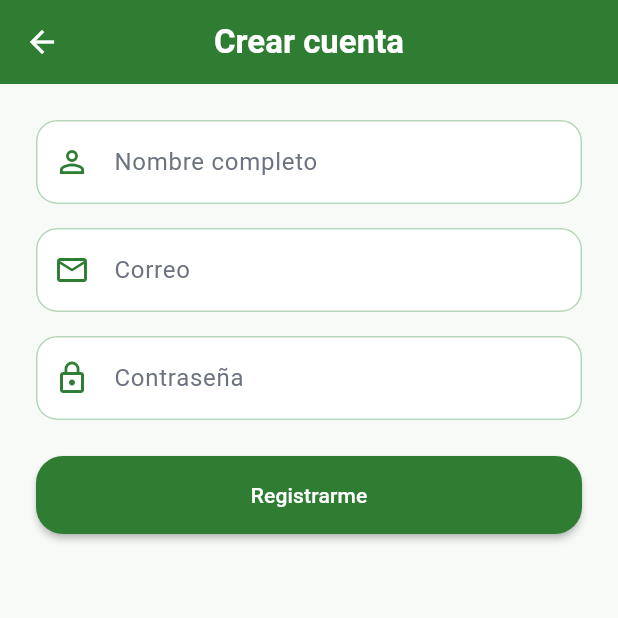
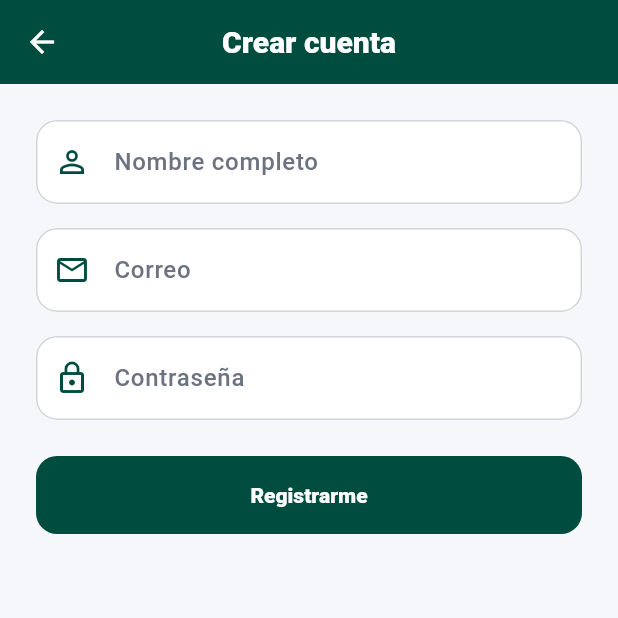
Before and after one commit to JofreTiconaPlata/LaMadrigueraApp, a Flutter app: the screen it shows after launch, after a tap on "Iniciar sesión", after a tap on "Crear cuenta nueva", on a phone screen of 412 x 824 dp, the top half of it. Run offline on Flutter 3.47's test engine with Material 3 defaults, Android fonts, the phone set to English and light mode, and no system bars; our stand-ins replace dio, flutter_map, flutter_riverpod, latlong2, shared_preferences; network calls fail.

Commit message:
style: unificar paleta azul petroleo en la app

```diff
--- a/lib/app/theme/app_colors.dart
+++ b/lib/app/theme/app_colors.dart
@@ -1,12 +1,36 @@
 import 'package:flutter/material.dart';
 
 class AppColors {
-  static const Color primary = Color(0xFF6D4C41);
-  static const Color secondary = Color(0xFFD7CCC8);
-  static const Color background = Color(0xFFF5F5F5);
-  static const Color surface = Colors.white;
-  static const Color textPrimary = Color(0xFF212121);
-  static const Color textSecondary = Color(0xFF757575);
-  static const Color success = Color(0xFF2E7D32);
-  static const Color error = Color(0xFFC62828);
+  AppColors._();
+
+  // Color principal único del sistema
+  static const Color primary = Color(0xFF004D40);
+  static const Color primaryDark = Color(0xFF004D40);
+  static const Color secondary = Color(0xFF004D40);
+  static const Color accent = Color(0xFF004D40);
+
+  // Compatibilidad con nombres antiguos
+  static const Color primaryGreen = primary;
+  static const Color darkGreen = primary;
+  static const Color accentGreen = primary;
+
+  // Fondos y superficies
+  static const Color background = Color(0xFFF5F7FA);
+  static const Color surface = Color(0xFFFFFFFF);
+  static const Color card = Color(0xFFFFFFFF);
+
+  // Textos
+  static const Color textPrimary = Color(0xFF1F2937);
+  static const Color textSecondary = Color(0xFF6B7280);
+  static const Color textMuted = Color(0xFF94A3B8);
+
+  // Mapa / marcadores
+  static const Color parkingMarker = primary;
+  static const Color mapBorder = Color(0x33004D40);
+
+  // Estados
+  static const Color success = primary;
+  static const Color warning = Color(0xFFB7791F);
+  static const Color error = Color(0xFFB91C1C);
+  static const Color danger = error;
 }
--- a/lib/app/theme/app_theme.dart
+++ b/lib/app/theme/app_theme.dart
@@ -1,85 +1,196 @@
 import 'package:flutter/material.dart';
+import 'package:la_madriguera/app/theme/app_colors.dart';
 
 class AppTheme {
-  static const Color primaryGreen = Color(0xFF2E7D32);
-  static const Color darkGreen = Color(0xFF1B5E20);
-  static const Color lightGreen = Color(0xFFE8F5E9);
-  static const Color background = Color(0xFFF7FAF7);
-  static const Color surface = Colors.white;
-  static const Color textPrimary = Color(0xFF1F2937);
-  static const Color textSecondary = Color(0xFF6B7280);
+  AppTheme._();
+
+  // Compatibilidad con código existente
+  static const Color primaryGreen = AppColors.primary;
+  static const Color darkGreen = AppColors.primary;
+  static const Color accentGreen = AppColors.primary;
+
+  static const Color primary = AppColors.primary;
+  static const Color primaryDark = AppColors.primary;
+  static const Color turquoise = AppColors.primary;
+  static const Color parkingMarker = AppColors.primary;
+
+  static const Color background = AppColors.background;
+  static const Color surface = AppColors.surface;
+  static const Color textPrimary = AppColors.textPrimary;
+  static const Color textSecondary = AppColors.textSecondary;
+  static const Color success = AppColors.success;
+  static const Color error = AppColors.error;
 
   static ThemeData get lightTheme {
     return ThemeData(
       useMaterial3: true,
-      scaffoldBackgroundColor: background,
-      colorScheme: ColorScheme.fromSeed(
-        seedColor: primaryGreen,
-        primary: primaryGreen,
-        secondary: lightGreen,
-        surface: surface,
+      scaffoldBackgroundColor: AppColors.background,
+      primaryColor: AppColors.primary,
+      colorScheme: const ColorScheme.light(
+        primary: AppColors.primary,
+        secondary: AppColors.primary,
+        tertiary: AppColors.primary,
+        surface: AppColors.surface,
+        error: AppColors.error,
+        onPrimary: Colors.white,
+        onSecondary: Colors.white,
+        onSurface: AppColors.textPrimary,
+        onError: Colors.white,
       ),
+
       appBarTheme: const AppBarTheme(
-        backgroundColor: primaryGreen,
+        centerTitle: true,
+        elevation: 0,
+        backgroundColor: AppColors.primary,
         foregroundColor: Colors.white,
-        elevation: 0,
-        centerTitle: true,
+        iconTheme: IconThemeData(color: Colors.white),
+        titleTextStyle: TextStyle(
+          color: Colors.white,
+          fontSize: 20,
+          fontWeight: FontWeight.w800,
+        ),
       ),
-      drawerTheme: const DrawerThemeData(backgroundColor: surface),
+
+      drawerTheme: const DrawerThemeData(backgroundColor: AppColors.surface),
+
+      bottomNavigationBarTheme: const BottomNavigationBarThemeData(
+        backgroundColor: AppColors.primary,
+        selectedItemColor: Colors.white,
+        unselectedItemColor: Colors.white70,
+        type: BottomNavigationBarType.fixed,
+        selectedLabelStyle: TextStyle(
+          fontWeight: FontWeight.w800,
+          fontSize: 12,
+        ),
+        unselectedLabelStyle: TextStyle(
+          fontWeight: FontWeight.w500,
+          fontSize: 12,
+        ),
+      ),
+
+      navigationBarTheme: NavigationBarThemeData(
+        backgroundColor: AppColors.primary,
+        indicatorColor: Colors.white.withValues(alpha: 0.16),
+        labelTextStyle: WidgetStateProperty.resolveWith((states) {
+          final selected = states.contains(WidgetState.selected);
+          return TextStyle(
+            color: selected ? Colors.white : Colors.white70,
+            fontWeight: selected ? FontWeight.w800 : FontWeight.w500,
+            fontSize: 12,
+          );
+        }),
+        iconTheme: WidgetStateProperty.resolveWith((states) {
+          final selected = states.contains(WidgetState.selected);
+          return IconThemeData(color: selected ? Colors.white : Colors.white70);
+        }),
+      ),
+
       cardTheme: CardThemeData(
-        color: surface,
+        color: AppColors.surface,
         elevation: 2,
-        shadowColor: Colors.black12,
+        shadowColor: AppColors.primary.withValues(alpha: 0.12),
         shape: RoundedRectangleBorder(borderRadius: BorderRadius.circular(18)),
       ),
+
+      elevatedButtonTheme: ElevatedButtonThemeData(
+        style: ElevatedButton.styleFrom(
+          backgroundColor: AppColors.primary,
+          foregroundColor: Colors.white,
+          elevation: 0,
+          textStyle: const TextStyle(fontWeight: FontWeight.w800),
+          shape: RoundedRectangleBorder(
+            borderRadius: BorderRadius.circular(14),
+          ),
+        ),
+      ),
+
+      outlinedButtonTheme: OutlinedButtonThemeData(
+        style: OutlinedButton.styleFrom(
+          foregroundColor: AppColors.primary,
+          side: const BorderSide(color: AppColors.primary, width: 1.3),
+          shape: RoundedRectangleBorder(
+            borderRadius: BorderRadius.circular(14),
+          ),
+        ),
+      ),
+
+      textButtonTheme: TextButtonThemeData(
+        style: TextButton.styleFrom(
+          foregroundColor: AppColors.primary,
+          textStyle: const TextStyle(fontWeight: FontWeight.w700),
+        ),
+      ),
+
+      floatingActionButtonTheme: const FloatingActionButtonThemeData(
+        backgroundColor: AppColors.primary,
+        foregroundColor: Colors.white,
+      ),
+
       inputDecorationTheme: InputDecorationTheme(
         filled: true,
         fillColor: Colors.white,
-        labelStyle: const TextStyle(color: textSecondary),
-        prefixIconColor: primaryGreen,
+        labelStyle: const TextStyle(
+          color: AppColors.textSecondary,
+          fontWeight: FontWeight.w500,
+        ),
+        hintStyle: const TextStyle(color: AppColors.textMuted),
+        prefixIconColor: AppColors.primary,
+        suffixIconColor: AppColors.primary,
         border: OutlineInputBorder(
           borderRadius: BorderRadius.circular(14),
-          borderSide: const BorderSide(color: Color(0xFFB7D6B9)),
+          borderSide: const BorderSide(color: Color(0xFFD1D5DB)),
         ),
         enabledBorder: OutlineInputBorder(
           borderRadius: BorderRadius.circular(14),
-          borderSide: const BorderSide(color: Color(0xFFB7D6B9)),
+          borderSide: const BorderSide(color: Color(0xFFD1D5DB)),
         ),
         focusedBorder: OutlineInputBorder(
           borderRadius: BorderRadius.circular(14),
-          borderSide: const BorderSide(color: primaryGreen, width: 1.6),
+          borderSide: const BorderSide(color: AppColors.primary, width: 1.8),
+        ),
+        errorBorder: OutlineInputBorder(
+          borderRadius: BorderRadius.circular(14),
+          borderSide: const BorderSide(color: AppColors.error),
+        ),
+        focusedErrorBorder: OutlineInputBorder(
+          borderRadius: BorderRadius.circular(14),
+          borderSide: const BorderSide(color: AppColors.error, width: 1.8),
         ),
       ),
-      elevatedButtonTheme: ElevatedButtonThemeData(
-        style: ElevatedButton.styleFrom(
-          backgroundColor: primaryGreen,
-          foregroundColor: Colors.white,
-          elevation: 2,
-          minimumSize: const Size.fromHeight(52),
-          shape: RoundedRectangleBorder(
-            borderRadius: BorderRadius.circular(18),
-          ),
-        ),
+
+      textSelectionTheme: const TextSelectionThemeData(
+        cursorColor: AppColors.primary,
+        selectionColor: Color(0x33004D40),
+        selectionHandleColor: AppColors.primary,
       ),
-      textButtonTheme: TextButtonThemeData(
-        style: TextButton.styleFrom(
-          foregroundColor: primaryGreen,
-          textStyle: const TextStyle(fontWeight: FontWeight.w600),
-        ),
+
+      progressIndicatorTheme: const ProgressIndicatorThemeData(
+        color: AppColors.primary,
       ),
-      iconTheme: const IconThemeData(color: primaryGreen),
-      textTheme: const TextTheme(
-        headlineLarge: TextStyle(
-          color: textPrimary,
-          fontWeight: FontWeight.bold,
-        ),
-        headlineMedium: TextStyle(
-          color: textPrimary,
-          fontWeight: FontWeight.bold,
-        ),
-        titleLarge: TextStyle(color: textPrimary, fontWeight: FontWeight.w700),
-        bodyLarge: TextStyle(color: textPrimary),
-        bodyMedium: TextStyle(color: textSecondary),
+
+      checkboxTheme: CheckboxThemeData(
+        fillColor: WidgetStateProperty.resolveWith((states) {
+          if (states.contains(WidgetState.selected)) {
+            return AppColors.primary;
+          }
+          return Colors.white;
+        }),
+        checkColor: WidgetStateProperty.all(Colors.white),
+      ),
+
+      switchTheme: SwitchThemeData(
+        thumbColor: WidgetStateProperty.resolveWith((states) {
+          if (states.contains(WidgetState.selected)) {
+            return AppColors.primary;
+          }
+          return Colors.white;
+        }),
+        trackColor: WidgetStateProperty.resolveWith((states) {
+          if (states.contains(WidgetState.selected)) {
+            return AppColors.primary.withValues(alpha: 0.35);
+          }
+          return const Color(0xFFE5E7EB);
+        }),
       ),
     );
   }
--- a/lib/features/admin/presentation/pages/admin_dashboard_page.dart
+++ b/lib/features/admin/presentation/pages/admin_dashboard_page.dart
@@ -1,4 +1,5 @@
 import 'package:flutter/material.dart';
+import 'package:la_madriguera/app/theme/app_theme.dart';
 
 class AdminDashboardPage extends StatelessWidget {
   const AdminDashboardPage({super.key});
@@ -10,7 +11,7 @@ class AdminDashboardPage extends StatelessWidget {
         padding: const EdgeInsets.all(18),
         child: Column(
           children: [
-            Icon(icon, size: 38, color: Color(0xFF2E7D32)),
+            Icon(icon, size: 38, color: AppTheme.primary),
             const SizedBox(height: 8),
             Text(
               value,
--- a/lib/features/auth/presentation/pages/login_page.dart
+++ b/lib/features/auth/presentation/pages/login_page.dart
@@ -1,4 +1,5 @@
 import 'package:flutter/material.dart';
+import 'package:la_madriguera/app/theme/app_theme.dart';
 import 'package:flutter_riverpod/flutter_riverpod.dart';
 import 'package:la_madriguera/app/router/route_names.dart';
 import 'package:la_madriguera/features/auth/presentation/providers/login_provider.dart';
@@ -61,7 +62,7 @@ class _LoginPageState extends ConsumerState<LoginPage> {
                     const Icon(
                       Icons.local_parking,
                       size: 90,
-                      color: Color(0xFF2E7D32),
+                      color: AppTheme.primary,
                     ),
                     const SizedBox(height: 12),
                     const Text(
--- a/lib/features/historial/presentation/pages/historial_page.dart
+++ b/lib/features/historial/presentation/pages/historial_page.dart
@@ -1,4 +1,5 @@
 import 'package:flutter/material.dart';
+import 'package:la_madriguera/app/theme/app_theme.dart';
 import 'package:flutter_riverpod/flutter_riverpod.dart';
 import 'package:la_madriguera/features/salidas_cobros/data/datasources/salidas_cobros_remote_datasource.dart';
 import 'package:la_madriguera/features/salidas_cobros/data/models/salida_cobro_dto.dart';
@@ -83,7 +84,7 @@ class HistorialPage extends ConsumerWidget {
                 padding: const EdgeInsets.all(24),
                 children: const [
                   SizedBox(height: 120),
-                  Icon(Icons.history, size: 72, color: Color(0xFF2E7D32)),
+                  Icon(Icons.history, size: 72, color: AppTheme.primary),
                   SizedBox(height: 16),
                   Text(
                     'No hay operaciones registradas',
--- a/lib/features/ingresos/presentation/pages/registrar_ingreso_page.dart
+++ b/lib/features/ingresos/presentation/pages/registrar_ingreso_page.dart
@@ -149,7 +149,7 @@ class _RegistrarIngresoPageState extends ConsumerState<RegistrarIngresoPage> {
                         value: vehiculo.id,
                         child: Text(
                           '${vehiculo.placa} - ${vehiculo.tipo}'
-                          '${vehiculo.marca == null ? '' : ' • ${vehiculo.marca}'}',
+                          '${vehiculo.marca == null ? '' : ' � ${vehiculo.marca}'}',
                         ),
                       );
                     }).toList(),
--- a/lib/features/parqueos/presentation/pages/crear_parqueo_page.dart
+++ b/lib/features/parqueos/presentation/pages/crear_parqueo_page.dart
@@ -191,7 +191,7 @@ class _CrearParqueoPageState extends State<CrearParqueoPage> {
                       height: 56,
                       child: Container(
                         decoration: BoxDecoration(
-                          color: AppTheme.primaryGreen,
+                          color: AppTheme.primary,
                           borderRadius: BorderRadius.circular(16),
                           boxShadow: const [
                             BoxShadow(
--- a/lib/features/parqueos/presentation/pages/detalle_parqueo_page.dart
+++ b/lib/features/parqueos/presentation/pages/detalle_parqueo_page.dart
@@ -1,4 +1,5 @@
 import 'package:flutter/material.dart';
+import 'package:la_madriguera/app/theme/app_theme.dart';
 import 'package:flutter_riverpod/flutter_riverpod.dart';
 import 'package:la_madriguera/features/parqueos/data/datasources/parqueos_remote_datasource.dart';
 import 'package:la_madriguera/features/parqueos/data/models/parqueo_dto.dart';
@@ -72,7 +73,7 @@ class DetalleParqueoPage extends ConsumerWidget {
                 child: const Icon(
                   Icons.local_parking,
                   size: 100,
-                  color: Color(0xFF2E7D32),
+                  color: AppTheme.primary,
                 ),
               ),
               const SizedBox(height: 20),
--- a/lib/features/qr/presentation/pages/qr_tiempo_page.dart
+++ b/lib/features/qr/presentation/pages/qr_tiempo_page.dart
@@ -1,4 +1,5 @@
 import 'package:flutter/material.dart';
+import 'package:la_madriguera/app/theme/app_theme.dart';
 import 'package:flutter_riverpod/flutter_riverpod.dart';
 import 'package:la_madriguera/app/router/route_names.dart';
 import 'package:la_madriguera/features/ingresos/data/datasources/ingresos_remote_datasource.dart';
@@ -92,7 +93,7 @@ class QrTiempoPage extends ConsumerWidget {
                     const Icon(
                       Icons.qr_code_2,
                       size: 80,
-                      color: Color(0xFF2E7D32),
+                      color: AppTheme.primary,
                     ),
                     const SizedBox(height: 16),
                     const Text(
--- a/lib/features/reservas/presentation/widgets/reserva_activa_card.dart
+++ b/lib/features/reservas/presentation/widgets/reserva_activa_card.dart
@@ -170,7 +170,7 @@ class _ReservaActivaCardState extends State<ReservaActivaCard> {
           ),
           const SizedBox(height: 4),
           Text(
-            '${reserva.tipoVehiculo} • Placa ${reserva.placa}',
+            '${reserva.tipoVehiculo} � Placa ${reserva.placa}',
             style: const TextStyle(color: AppTheme.textSecondary),
           ),
           const SizedBox(height: 4),
--- a/lib/features/salidas_cobros/presentation/pages/salidas_cobros_page.dart
+++ b/lib/features/salidas_cobros/presentation/pages/salidas_cobros_page.dart
@@ -1,4 +1,5 @@
 import 'package:flutter/material.dart';
+import 'package:la_madriguera/app/theme/app_theme.dart';
 import 'package:flutter_riverpod/flutter_riverpod.dart';
 import 'package:la_madriguera/features/ingresos/data/datasources/ingresos_remote_datasource.dart';
 import 'package:la_madriguera/features/ingresos/data/models/ingreso_dto.dart';
@@ -143,7 +144,7 @@ class _CobroPageState extends ConsumerState<CobroPage> {
           return ListView(
             padding: const EdgeInsets.all(24),
             children: [
-              const Icon(Icons.payments, size: 90, color: Color(0xFF2E7D32)),
+              const Icon(Icons.payments, size: 90, color: AppTheme.primary),
               const SizedBox(height: 20),
               const Text(
                 'Resumen de pago',
```
Also changed, not shown: lib/features/dashboard/presentation/pages/dashboard_page.dart (+13 -21 lines), lib/features/espacios/presentation/pages/espacios_page.dart (+6 -5 lines), lib/features/perfil/presentation/pages/perfil_page.dart (+4 -3 lines), lib/features/tarifas/presentation/pages/tarifas_page.dart (+4 -3 lines), lib/features/vehiculos_estacionados/presentation/pages/vehiculos_estacionados_page.dart (+4 -3 lines).
